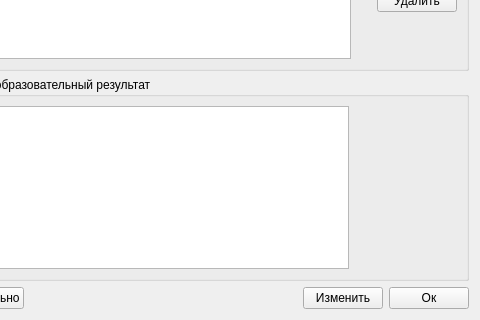
Old version of the form ui/employerswindow.ui in the repository 7enSmile/clientVKR; both pictures show x 82 to 562 and y 424 to 744 of the 562 by 744 pixel window.
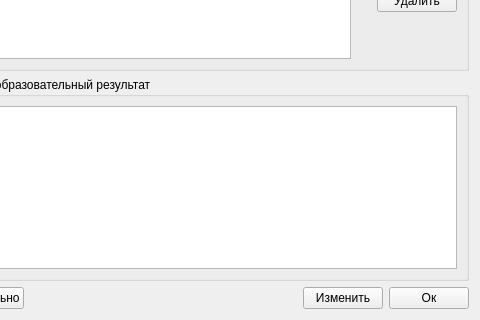
New version of the form.

Commit message: Добавлен источник образовательного результата

```diff
--- a/ui/employerswindow.ui
+++ b/ui/employerswindow.ui
@@ -314,22 +314,6 @@
           </item>
          </layout>
         </item>
-        <item>
-         <spacer name="horizontalSpacer_8">
-          <property name="orientation">
-           <enum>Qt::Horizontal</enum>
-          </property>
-          <property name="sizeType">
-           <enum>QSizePolicy::Fixed</enum>
-          </property>
-          <property name="sizeHint" stdset="0">
-           <size>
-            <width>108</width>
-            <height>20</height>
-           </size>
-          </property>
-         </spacer>
-        </item>
        </layout>
       </item>
      </layout>
```
The commit also changes 2 other files.
